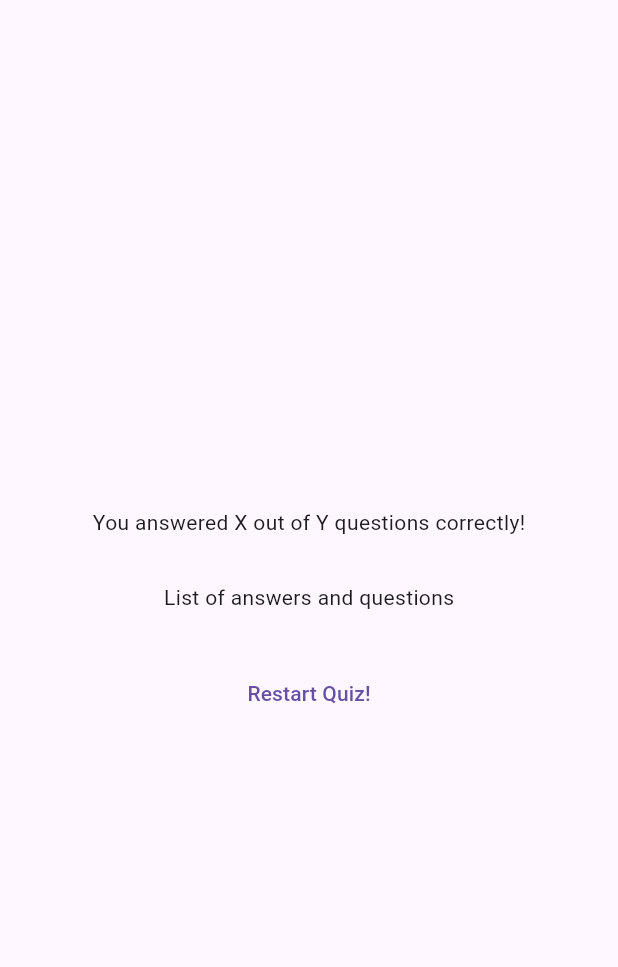
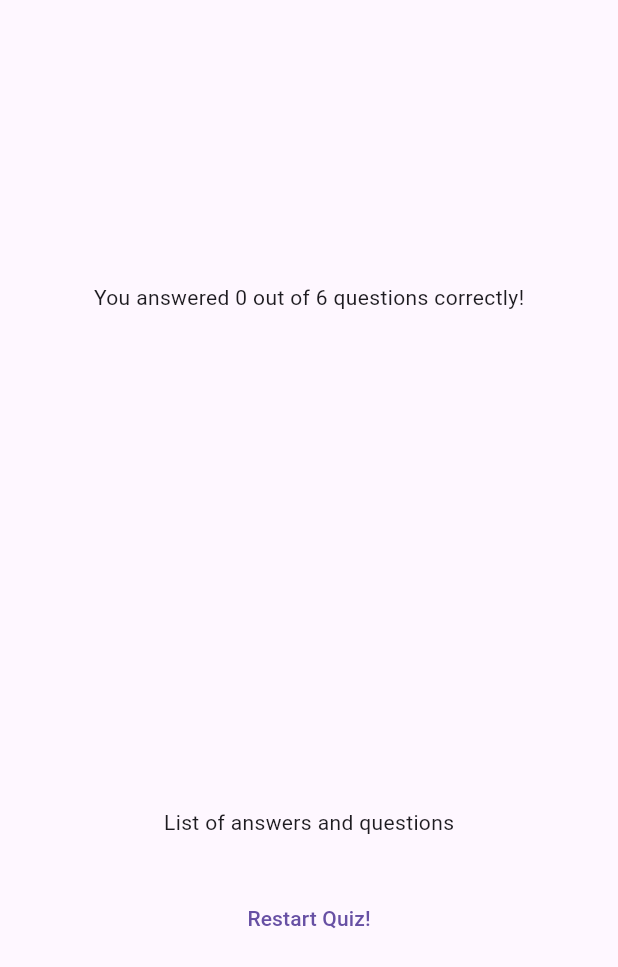
Before and after one commit to GrodTheGreat/Udemy-Flutter, a Flutter app: the ResultsScreen widget shown alone on an empty page, opened directly with empty values, on a phone screen of 412 x 824 dp. Shown: the top 967 px of the screen. Run offline on Flutter 3.47's test engine with Material 3 defaults, Android fonts, the phone set to English and light mode, and no system bars; our stand-ins replace google_fonts.

Commit message:
Add scrollable list of results

```diff
--- /dev/null
+++ b/quiz/lib/questions_summary.dart
@@ -0,0 +1,36 @@
+import 'package:flutter/material.dart';
+
+class QuestionsSummary extends StatelessWidget {
+  final List<Map<String, Object>> summaryData;
+
+  const QuestionsSummary(this.summaryData, {super.key});
+
+  @override
+  Widget build(BuildContext context) {
+    return SizedBox(
+      height: 300.0,
+      child: SingleChildScrollView(
+        child: Column(
+          children:
+              summaryData.map((summary) {
+                return Row(
+                  children: [
+                    Text(((summary['question_index'] as int) + 1).toString()),
+                    Expanded(
+                      child: Column(
+                        children: [
+                          Text(summary['question'] as String),
+                          const SizedBox(height: 5.0),
+                          Text(summary['user_answer'] as String),
+                          Text(summary['correct_answer'] as String),
+                        ],
+                      ),
+                    ),
+                  ],
+                );
+              }).toList(),
+        ),
+      ),
+    );
+  }
+}
--- a/quiz/lib/quiz.dart
+++ b/quiz/lib/quiz.dart
@@ -32,7 +32,7 @@ class _QuizState extends State<Quiz> {
 
     if (selectedAnswers.length == questions.length) {
       setState(() {
-        selectedAnswers = [];
+        // selectedAnswers = [];
         activeScreen = 'results-screen';
       });
     }
--- a/quiz/lib/results_screen.dart
+++ b/quiz/lib/results_screen.dart
@@ -1,12 +1,36 @@
 import 'package:flutter/material.dart';
+import 'package:quiz/data/questions.dart';
+import 'package:quiz/questions_summary.dart';
 
 class ResultsScreen extends StatelessWidget {
   final List<String> chosenAnswers;
 
   const ResultsScreen({super.key, required this.chosenAnswers});
 
+  List<Map<String, Object>> getSummaryData() {
+    final List<Map<String, Object>> summary = [];
+
+    for (var i = 0; i < chosenAnswers.length; i++) {
+      summary.add({
+        "question_index": i,
+        "question": questions[i].text,
+        "correct_answer": questions[i].answers[0],
+        "user_answer": chosenAnswers[i],
+      });
+    }
+
+    return summary;
+  }
+
   @override
   Widget build(BuildContext context) {
+    final summaryData = getSummaryData();
+    final numTotalQuestions = questions.length;
+    final numCorrectQuestions =
+        summaryData.where((summary) {
+          return summary['correct_answer'] == summary['user_answer'];
+        }).length;
+
     return SizedBox(
       width: double.infinity,
       child: Container(
@@ -14,8 +38,11 @@ class ResultsScreen extends StatelessWidget {
         child: Column(
           mainAxisAlignment: MainAxisAlignment.center,
           children: [
-            const Text("You answered X out of Y questions correctly!"),
+            Text(
+              "You answered $numCorrectQuestions out of $numTotalQuestions questions correctly!",
+            ),
             const SizedBox(height: 30.0),
+            QuestionsSummary(summaryData),
             const Text("List of answers and questions"),
             const SizedBox(height: 30.0),
             TextButton(onPressed: () {}, child: const Text("Restart Quiz!")),
```
